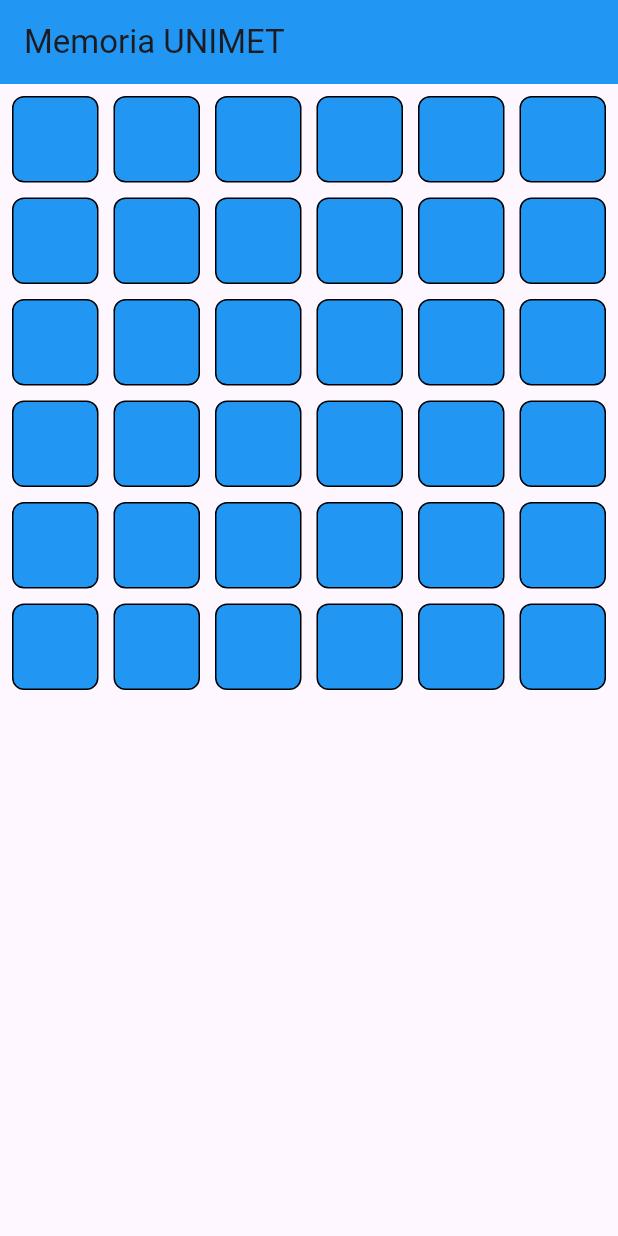
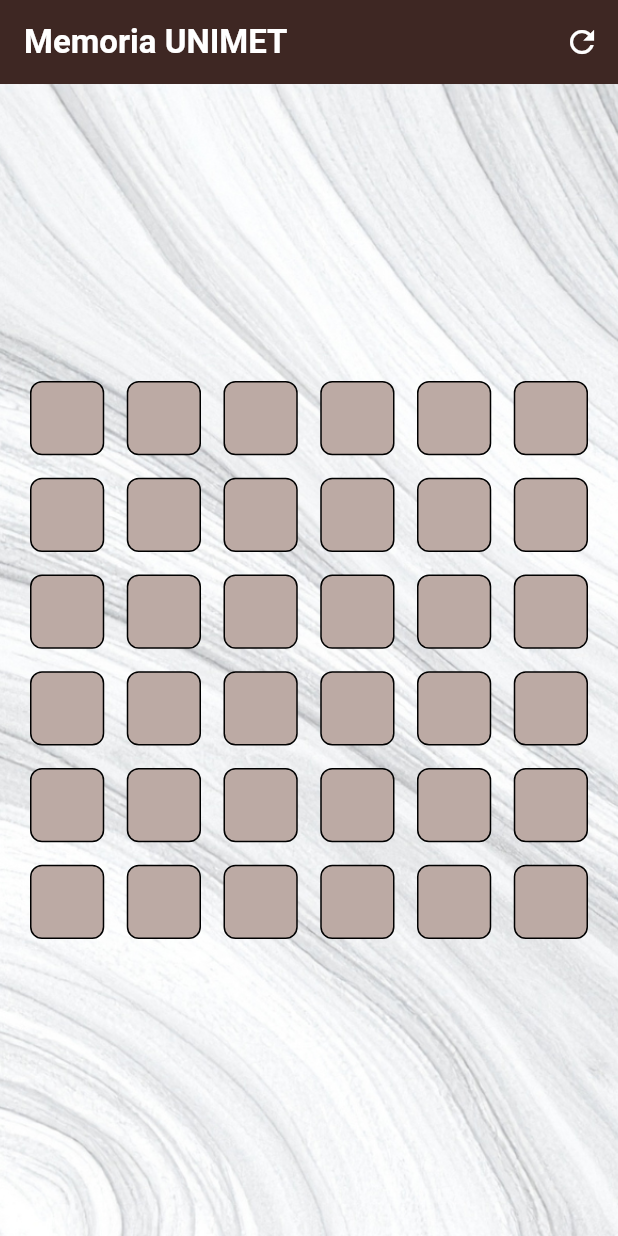
Before and after one commit to Dcarvajal13/Memoria_Unimet, a Flutter app: the screen it shows after launch, on a phone screen of 412 x 824 dp. Run offline on Flutter 3.47's test engine with Material 3 defaults, Android fonts, the phone set to English and light mode, and no system bars.

Commit message:
feat: Agregue un fondo nuevo al juego y arregle algunos errores

```diff
--- a/lib/screens/juego_memoria.dart
+++ b/lib/screens/juego_memoria.dart
@@ -1,6 +1,6 @@
 import 'dart:async';
 import 'package:flutter/material.dart';
-import '../models/carta_model.dart'; // Importamos el modelo que acabas de crear
+import '../models/carta_model.dart';
 
 class JuegoMemoria extends StatefulWidget {
   const JuegoMemoria({super.key});
@@ -10,7 +10,10 @@ class JuegoMemoria extends StatefulWidget {
 }
 
 class _JuegoMemoriaState extends State<JuegoMemoria> {
+  // 1. Baraja de cartas
   List<Carta> cartas = [];
+
+  // 2. Variables de control
   List<int> cartasVolteadasIndex = [];
   bool bloqueado = false;
 
@@ -21,31 +24,28 @@ class _JuegoMemoriaState extends State<JuegoMemoria> {
   }
 
   void _inicializarJuego() {
-    // Banco de imágenes (puedes tener más de 18, no importa)
-    List<String> bancoDeItems = [
-      '🐶', '🐱', '🐭', '🐹', '🐰', '🦊',
-      '🐻', '🐼', '🐨', '🐯', '🦁', '🐮',
-      '🐷', '🐸', '🐵', '🐔', '🐧', '🐦',
-      '🦄', '🐙', '🦋' // Aunque sobren, el código de abajo lo arregla
+    List<String> emojis = [
+      '🦁', '🦁', '🐶', '🐶', '🐱', '🐱',
+      '🐭', '🐭', '🐹', '🐹', '🐰', '🐰',
+      '🦊', '🦊', '🐻', '🐻', '🐼', '🐼',
+      '🐨', '🐨', '🐯', '🐯', '🦄', '🦄',
+      '🐸', '🐸', '🐙', '🐙', '🦋', '🦋',
+      '🐢', '🐢', '🐬', '🐬', '🐡', '🐡',
     ];
 
-    // VALIDACIÓN IMPORTANTE:
-    // Tomamos exactamente los primeros 18 items para llenar los 36 espacios (18 * 2)
-    List<String> itemsJuego = bancoDeItems.take(18).toList();
+    // Solo tomamos 18 pares (36 cartas)
+    emojis.shuffle();
+    List<String> itemsJuego = emojis.sublist(0, 36);
 
-    // Creamos las parejas
-    List<String> tablero = [...itemsJuego, ...itemsJuego];
+    setState(() {
 
-    // Mezclamos
-    tablero.shuffle();
-
-    // Generamos las cartas
       cartas = List.generate(36, (index) {
-      return Carta(id: index, contenido: tablero[index]);
+      return Carta(id: index, contenido: itemsJuego[index]);
+    });
     });
   }
+
   void _onCartaTap(int index) {
-    // PROTECCIÓN: Si está bloqueado, ya está volteada o ya se encontró, no hacemos nada
     if (bloqueado || cartas[index].estaVolteada || cartas[index].encontrada) {
       return;
     }
@@ -55,9 +55,8 @@ class _JuegoMemoriaState extends State<JuegoMemoria> {
       cartasVolteadasIndex.add(index);
     });
 
-    // Si ya volteamos 2 cartas, verificamos si son iguales
     if (cartasVolteadasIndex.length == 2) {
-      bloqueado = true; // Bloqueamos la pantalla para que no toquen una 3ra carta
+      bloqueado = true;
       _verificarPareja();
     }
   }
@@ -67,24 +66,18 @@ class _JuegoMemoriaState extends State<JuegoMemoria> {
     int index2 = cartasVolteadasIndex[1];
 
     if (cartas[index1].contenido == cartas[index2].contenido) {
-      // ¡MATCH! Son iguales 🎉
       setState(() {
         cartas[index1].encontrada = true;
         cartas[index2].encontrada = true;
-
-        // Reseteamos para el siguiente turno
         bloqueado = false;
         cartasVolteadasIndex.clear();
       });
+      _verificarVictoria();
     } else {
-      // FALLO: No son iguales ❌
-      // Esperamos 1 segundo (1000 ms) para que el usuario vea qué cartas eran
       Timer(const Duration(milliseconds: 1000), () {
         setState(() {
           cartas[index1].estaVolteada = false;
           cartas[index2].estaVolteada = false;
-
-          // Reseteamos
           bloqueado = false;
           cartasVolteadasIndex.clear();
         });
@@ -92,41 +85,100 @@ class _JuegoMemoriaState extends State<JuegoMemoria> {
     }
   }
 
+  void _verificarVictoria() {
+    bool ganaste = cartas.every((carta) => carta.encontrada);
+    if (ganaste) {
+      showDialog(
+        context: context,
+        builder: (context) => AlertDialog(
+          title: const Text("¡Felicidades! 🎉"),
+          content: const Text("Has encontrado todas las parejas."),
+          actions: [
+            TextButton(
+              onPressed: () {
+                Navigator.of(context).pop();
+                _reiniciarJuego();
+              },
+              child: const Text("Jugar de nuevo"),
+            ),
+          ],
+        ),
+      );
+    }
+  }
+
+  void _reiniciarJuego() {
+    setState(() {
+      _inicializarJuego();
+      bloqueado = false;
+      cartasVolteadasIndex.clear();
+    });
+  }
+
  @override
   Widget build(BuildContext context) {
     return Scaffold(
-      appBar: AppBar(title: const Text('Memoria UNIMET'), backgroundColor: Colors.blue),
-      body: Padding(
-        padding: const EdgeInsets.all(8.0),
+      appBar: AppBar(
+        title: const Text(
+          'Memoria UNIMET',
+          style: TextStyle(fontWeight: FontWeight.bold),
+        ),
+        backgroundColor: Colors.brown[900],
+        foregroundColor: Colors.white,
+        actions: [
+          IconButton(
+            icon: const Icon(Icons.refresh),
+            onPressed: _reiniciarJuego,
+          ),
+        ],
+      ),
+      // USAMOS UN STACK PARA LAS CAPAS
+      body: Stack(
+        children: [
+          // CAPA 1: EL FONDO (Siempre ocupa toda la pantalla)
+          Positioned.fill(
+            child: Container(
+              decoration: const BoxDecoration(
+                image: DecorationImage(
+                  // Usamos tu imagen exacta
+                  image: AssetImage('assets/fondomicro.png'),
+                  fit: BoxFit.cover, // Estira la imagen para cubrir todo sin deformar
+                ),
+              ),
+            ),
+          ),
+
+          // CAPA 2: EL JUEGO (Centrado encima del fondo)
+          Center(
+            child: Container(
+              constraints: const BoxConstraints(maxWidth: 800),
+              child: Padding(
+                padding: const EdgeInsets.all(20.0),
                 child: GridView.builder(
-
+                  shrinkWrap: true,
                   gridDelegate: const SliverGridDelegateWithFixedCrossAxisCount(
-            crossAxisCount: 6, // 6 columnas obligatorias
-            crossAxisSpacing: 10,
-            mainAxisSpacing: 10,
+                    crossAxisCount: 6,
+                    crossAxisSpacing: 15,
+                    mainAxisSpacing: 15,
+                    childAspectRatio: 1.0,
                   ),
                   itemCount: cartas.length,
                   itemBuilder: (context, index) {
                     return GestureDetector(
-            onTap: () {
-              // SOLO deja esta línea. Borra el setState que tenías abajo.
-              _onCartaTap(index);
-            },
+                      onTap: () => _onCartaTap(index),
                       child: Container(
                         decoration: BoxDecoration(
-                // CORRECCIÓN: Agregamos "|| cartas[index].encontrada" para que las parejas se queden visibles
                           color: cartas[index].estaVolteada || cartas[index].encontrada
                               ? Colors.white
-                    : Colors.blue,
+                              : Colors.brown[200],
                           borderRadius: BorderRadius.circular(8),
                           border: Border.all(color: Colors.black),
                         ),
                         child: Center(
-                // CORRECCIÓN: Lo mismo aquí para mostrar el emoji si ya la encontraste
                           child: Text(
                             cartas[index].estaVolteada || cartas[index].encontrada
                                 ? cartas[index].contenido
-                      : '', // Si está tapada, no muestra nada
+                                : '',
                             style: const TextStyle(fontSize: 24),
                           ),
                         ),
@@ -135,6 +187,10 @@ class _JuegoMemoriaState extends State<JuegoMemoria> {
                   },
                 ),
               ),
+            ),
+          ),
+        ],
+      ),
     );
   }
 }
--- a/pubspec.yaml
+++ b/pubspec.yaml
@@ -58,7 +58,8 @@ flutter:
   uses-material-design: true
 
   # To add assets to your application, add an assets section, like this:
-  # assets:
+  assets:
+    - assets/fondomicro.png
   #   - images/a_dot_burr.jpeg
   #   - images/a_dot_ham.jpeg
 
```
Also changed, not shown: assets/fondomicro.png (added). Lines whose indentation alone changed are shown as unchanged.
